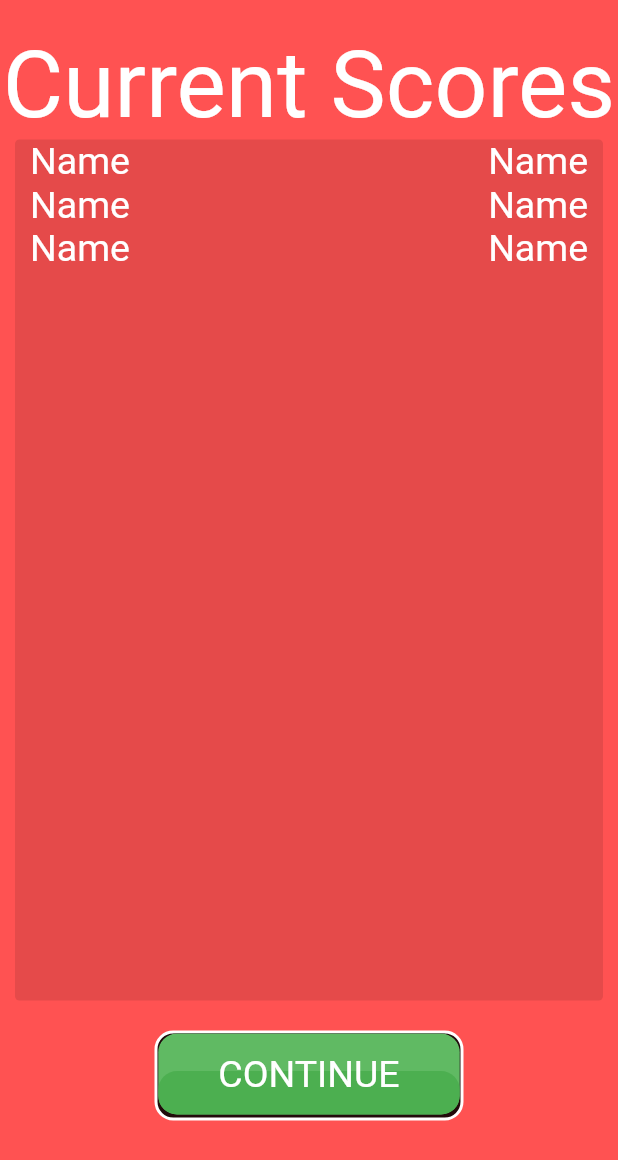
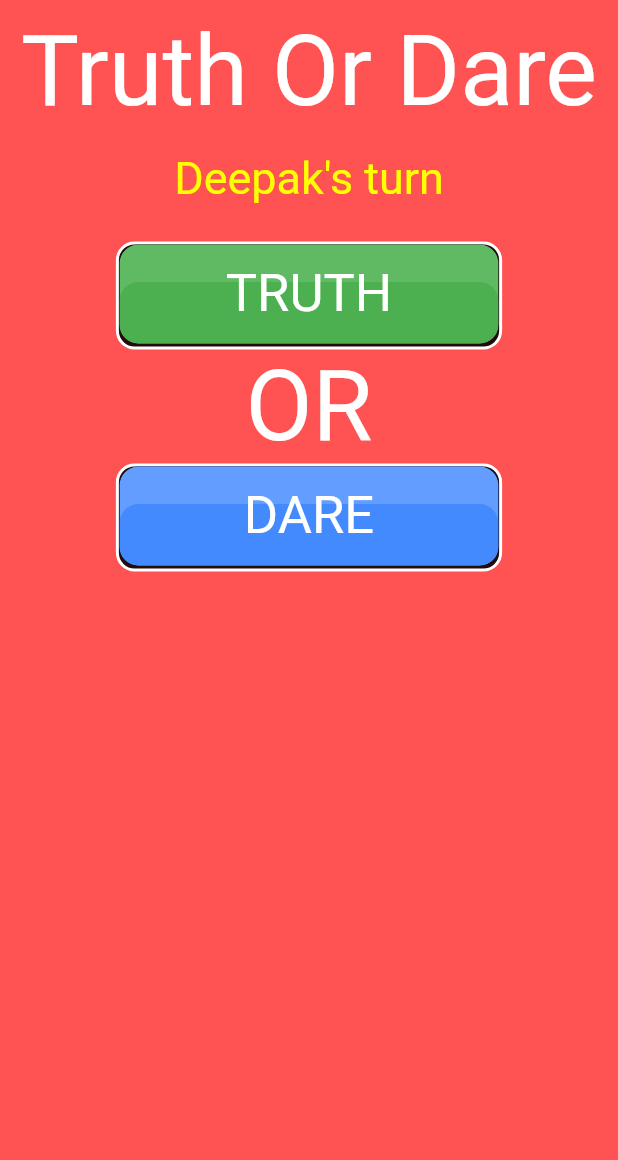
Before and after one commit to high-coder/truth_and_dare, a Flutter app: the screen it shows after launch, on a phone screen of 412 x 824 dp. Shown: the top 1160 px of the screen. Run offline on Flutter 3.47's test engine with Material 2 defaults, Android fonts, the phone set to English and light mode, and no system bars; drawn by our look-alikes of auto_size_text; our stand-ins replace google_fonts.

Commit message:
choose page added

```diff
--- a/lib/main.dart
+++ b/lib/main.dart
@@ -3,6 +3,7 @@ import 'package:provider/provider.dart';
 import 'package:truth_and_dare/providers/currentState.dart';
 import 'package:truth_and_dare/screens/current_score.dart';
 import 'package:truth_and_dare/screens/home/our_home.dart';
+import 'package:truth_and_dare/screens/turn_page.dart';
 
 
 void main() => runApp(MyApp());
@@ -18,7 +19,7 @@ class MyApp extends StatelessWidget {
       ChangeNotifierProvider(create: (context) => CurrentState())
     ],child: MaterialApp(
       debugShowCheckedModeBanner: false,
-      home: CurrentScore(),
+      home: TurnPage(),
     ),);
   }
 }
--- /dev/null
+++ b/lib/screens/turn_page.dart
@@ -0,0 +1,95 @@
+import 'package:auto_size_text/auto_size_text.dart';
+import 'package:flutter/material.dart';
+import 'package:google_fonts/google_fonts.dart';
+
+import '../utils/widgets/fancy_button.dart';
+
+class TurnPage extends StatefulWidget {
+  const TurnPage({Key? key}) : super(key: key);
+
+  @override
+  State<TurnPage> createState() => _TurnPageState();
+}
+
+class _TurnPageState extends State<TurnPage> {
+  @override
+  Widget build(BuildContext context) {
+    Size size = MediaQuery.of(context).size;
+    return Scaffold(
+      backgroundColor: Colors.redAccent,
+      body: SafeArea(
+        child: Container(
+          width: size.width,
+          child: Column(
+            children: [
+              SizedBox(
+                height: 10,
+              ),
+              AutoSizeText(
+                "Truth Or Dare",
+                style: GoogleFonts.gamjaFlower(color: Colors.white, fontSize: 65),
+                maxLines: 1,
+                maxFontSize: 65,
+                minFontSize: 45,
+              ),
+
+
+              SizedBox(height: 15,),
+
+              Text("Deepak's turn",style: GoogleFonts.gamjaFlower(fontSize: 30,color: Colors.yellowAccent),),
+              SizedBox(height: 25,),
+
+              Container(
+                width: size.width / 1.6,
+                child: FancyButton(
+                  showBorderSide: true,
+                  onPressed: () {
+                    //Navigator.of(context).push(MaterialPageRoute(builder: (context) => GameMode()));
+                  },
+                  child: Center(
+                    child: Text(
+                      "TRUTH",
+                      style: GoogleFonts.gamjaFlower(
+                          fontSize: 35, color: Colors.white),
+                    ),
+                  ),
+                  size: 50,
+                  color: Colors.green,
+                ),
+              ),
+
+
+              AutoSizeText(
+                "OR",
+                style: GoogleFonts.gamjaFlower(color: Colors.white, fontSize: 65),
+                maxLines: 1,
+                maxFontSize: 65,
+                minFontSize: 45,
+              ),
+
+
+              Container(
+                width: size.width / 1.6,
+                child: FancyButton(
+                  showBorderSide: true,
+                  onPressed: () {
+                    //Navigator.of(context).push(MaterialPageRoute(builder: (context) => GameMode()));
+                  },
+                  child: Center(
+                    child: Text(
+                      "DARE",
+                      style: GoogleFonts.gamjaFlower(
+                          fontSize: 35, color: Colors.white),
+                    ),
+                  ),
+                  size: 50,
+                  color: Colors.blueAccent,
+                ),
+              ),
+            ],
+          ),
+        ),
+      ),
+    );
+  }
+}
```
